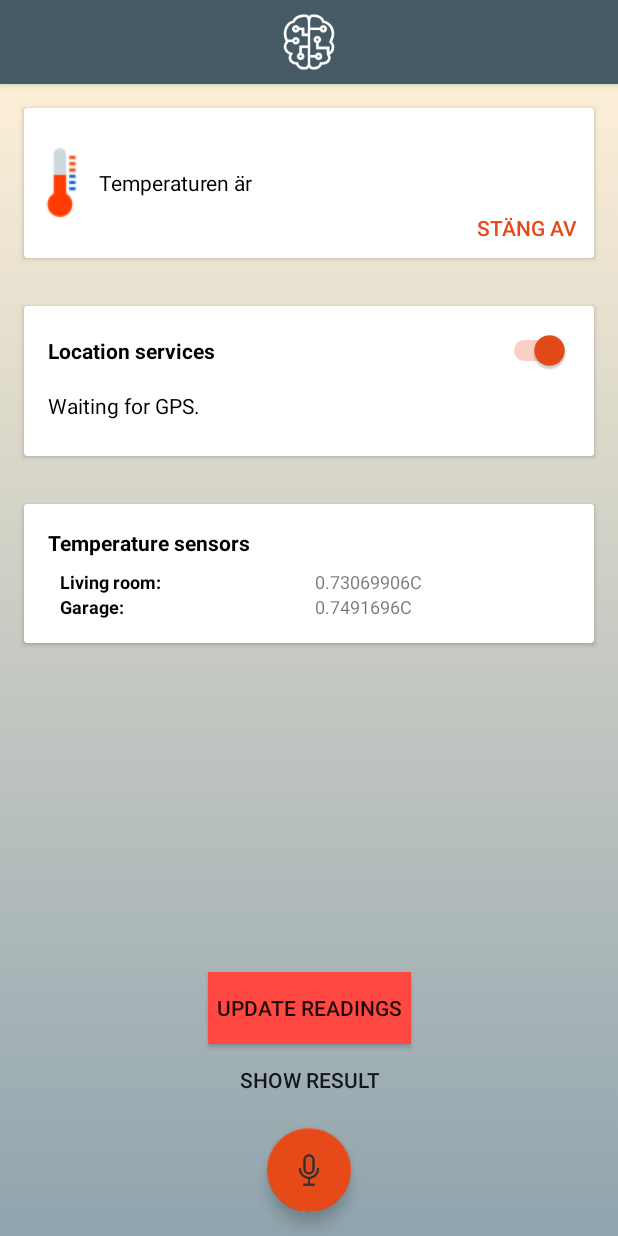
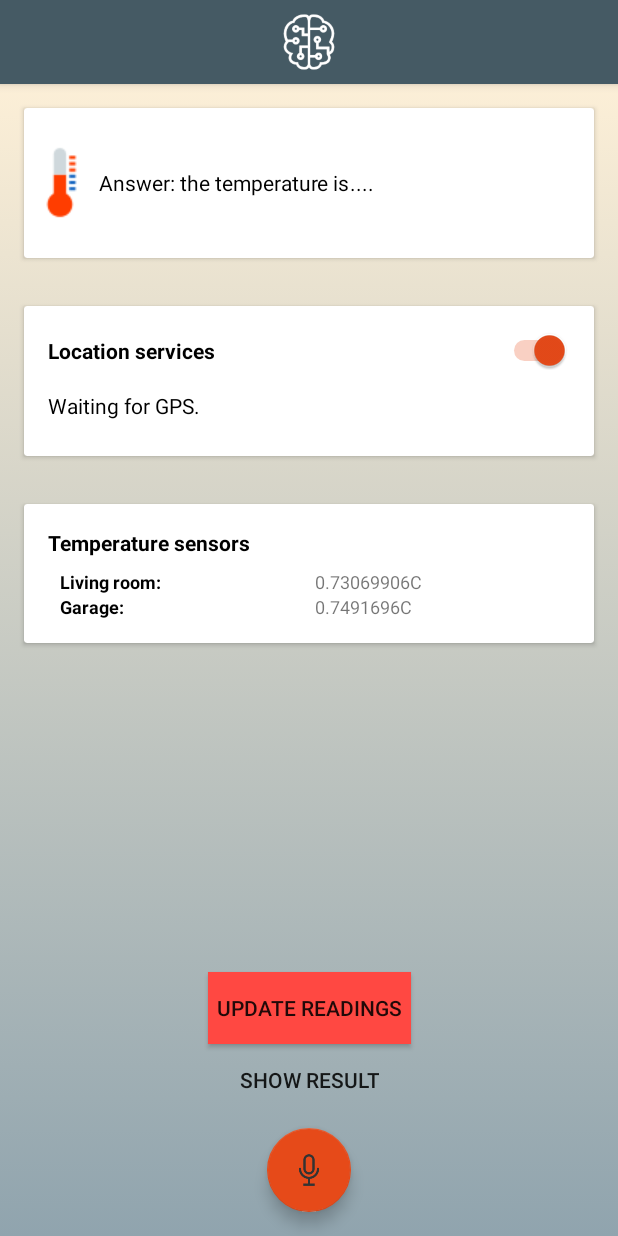
Before and after one commit to loafalkman/MasterMcVoiceIt, an Android app: the screen it shows after launch (MainActivity), on a phone screen of 412 x 824 dp. Run offline under Robolectric (Android 15) with nearby library versions, the phone set to English and light mode, and no system bars.

Commit message:
ready for demo!
had no more time to make the command function aswell

```diff
--- a/app/src/main/res/layout/item_commandhistory_temp.xml
+++ b/app/src/main/res/layout/item_commandhistory_temp.xml
@@ -18,7 +18,7 @@
         android:layout_height="wrap_content"
         android:layout_centerVertical="true"
         android:layout_toRightOf="@+id/imageView"
-        android:text="Temperaturen är "
+        android:text="Answer: the temperature is"
         android:textColor="@android:color/black" />
 
     <TextView
@@ -27,6 +27,7 @@
         android:layout_height="wrap_content"
         android:layout_centerVertical="true"
         android:layout_toRightOf="@+id/textview_tempitem_description"
+        android:text="...."
         android:textColor="@android:color/black" />
 
     <Button
@@ -37,5 +38,6 @@
         android:layout_alignParentEnd="true"
         android:layout_below="@id/textview_tempitem_description"
         android:text="Stäng av"
-        android:textColor="@color/secondaryColor" />
+        android:textColor="@color/secondaryColor"
+        android:visibility="invisible" />
 </RelativeLayout>
```
